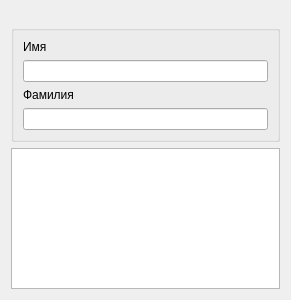
This is ui/searchheademployer.ui in 7enSmile/clientVKR as Qt 5 draws it before an edit. The edited form follows.
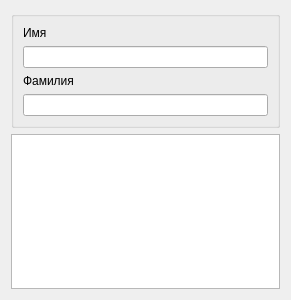
This is the edited form.

What changed in the file:
```diff
--- a/ui/searchheademployer.ui
+++ b/ui/searchheademployer.ui
@@ -17,7 +17,7 @@
    <item>
     <widget class="QGroupBox" name="groupBox">
      <property name="title">
-      <string> </string>
+      <string/>
      </property>
      <layout class="QHBoxLayout" name="horizontalLayout">
       <item>
```
Left out of the diff: 3 changed lines with no effect on the pictures.
